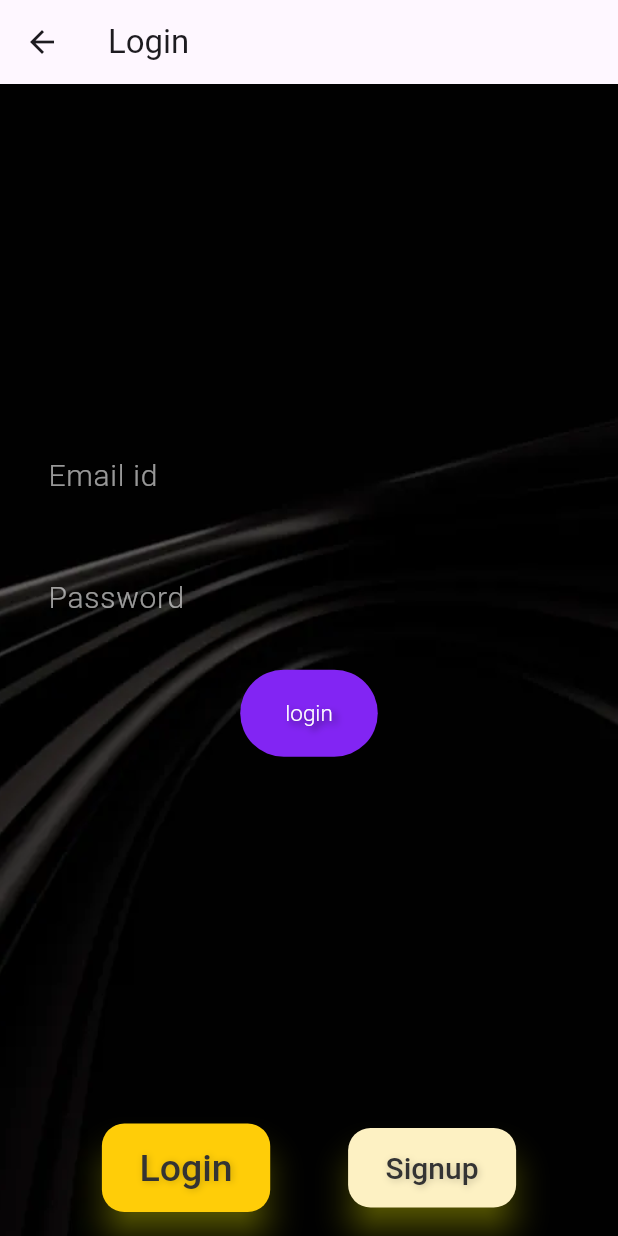
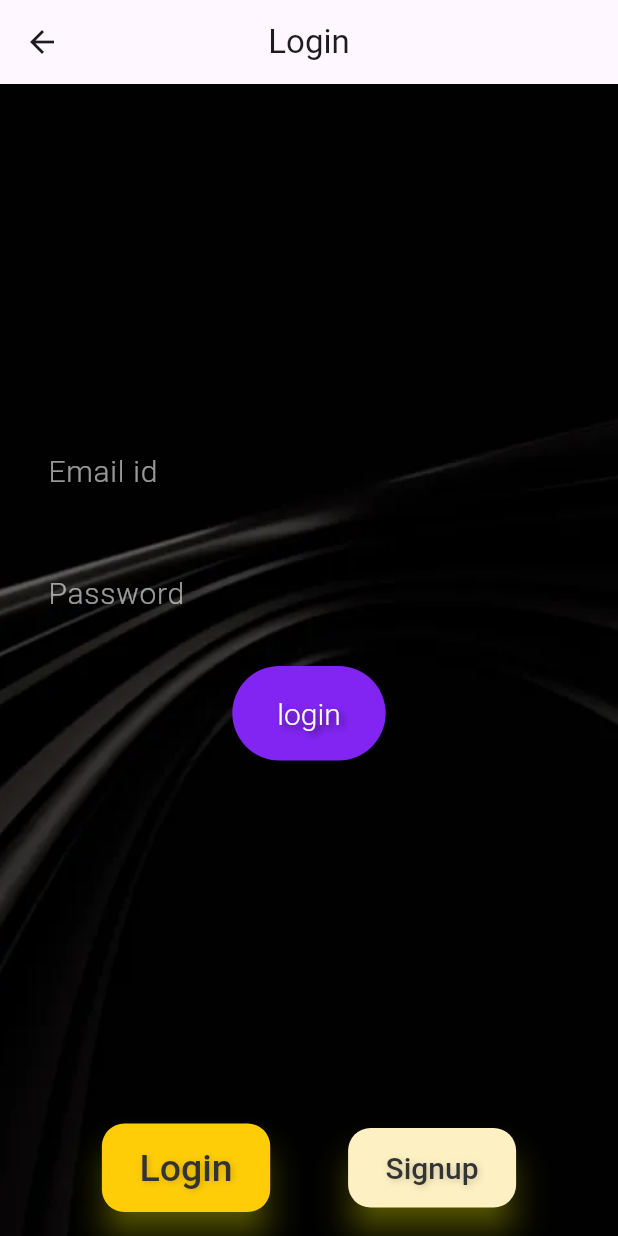
Before and after one commit to Nitheesh-Saravanan/MoneyTracker_v.1, a Flutter app: the screen it shows after launch, after a tap on "Login", on a phone screen of 412 x 824 dp. Run offline on Flutter 3.47's test engine with Material 3 defaults, Android fonts, the phone set to English and light mode, and no system bars; Roboto replaces fonts that are missing (sans-serif Condensed).

Commit message:
basic outline

```diff
--- a/money_tracker_v1/lib/landing.dart
+++ b/money_tracker_v1/lib/landing.dart
@@ -10,7 +10,7 @@ class LandingScreen extends StatelessWidget {
 
       body: Container(
         padding: const EdgeInsets.only(
-            left: 10.0, right: 10.0, top: 200.0, bottom: 20.0),
+            left: 15.0, right: 15.0, top: 200.0, bottom: 30.0),
         child: Column(
           mainAxisAlignment: MainAxisAlignment.spaceBetween,
           crossAxisAlignment: CrossAxisAlignment.start,
@@ -72,7 +72,7 @@ class LandingScreen extends StatelessWidget {
                           ),
                         ],
                       ),
-                      foregroundColor: Colors.white, // Set the text color to white
+                      foregroundColor: Colors.white,
                     ),
                     child: Text("Login"),
                 ),
--- a/money_tracker_v1/lib/login.dart
+++ b/money_tracker_v1/lib/login.dart
@@ -87,7 +87,7 @@ class _LoginScreenState extends State<LoginScreen>
                 enableFeedback: true,
 
                 textStyle: TextStyle(
-                  fontSize: 15,
+                  fontSize: 20,
                   fontFamily: 'sans-serif Condensed',
                   fontWeight: FontWeight.w300,
                   shadows: [
@@ -184,7 +184,7 @@ class _LoginScreenState extends State<LoginScreen>
                 enableFeedback: true,
 
                 textStyle: TextStyle(
-                  fontSize: 15,
+                  fontSize: 20,
                   fontFamily: 'sans-serif Condensed',
                   fontWeight: FontWeight.w300,
                   shadows: [
@@ -195,7 +195,7 @@ class _LoginScreenState extends State<LoginScreen>
                     ),
                   ],
                 ),
-                foregroundColor: Colors.white, // Set the text color to white
+                foregroundColor: Colors.white,
               ),
               child: Text("Signup"),
             ),
@@ -210,7 +210,10 @@ class _LoginScreenState extends State<LoginScreen>
   Widget build(BuildContext context) {
     return CustomScaffold(
       appBar: AppBar(
-        title: Text("Login"),
+        title: Text("Login"), elevation: 0,
+                centerTitle: true,
+                backgroundColor: const Color.fromARGB(0, 0, 0, 0),
+
       ),
       body: Column(
         mainAxisAlignment: MainAxisAlignment.spaceBetween,
--- a/money_tracker_v1/lib/main.dart
+++ b/money_tracker_v1/lib/main.dart
@@ -20,18 +20,13 @@ class MoneyTrackerV1 extends StatelessWidget {
       theme: AppTheme.theme,
       initialRoute: '/',
       routes: {
-        '/': (context) => CustomScaffold(
-              body: LandingScreen(),
-            ),
-        '/login': (context) => CustomScaffold(
-              body: LoginScreen(),
-            ),
-        '/dashboard': (context) => CustomScaffold(
-              body: DashboardScreen(),
-            ),
-        '/transaction': (context) => CustomScaffold(
-              body: TransactionScreen(),
-            ),
+        '/': (context) => LandingScreen(),
+        '/login': (context) =>  LoginScreen(),
+
+        '/dashboard': (context) =>  DashboardScreen(),
+
+        '/transaction': (context) => TransactionScreen(initialTab: '1')
+
       },
     );
   }
```
Also changed, not shown: money_tracker_v1/lib/dashboard.dart (+124 -22 lines), money_tracker_v1/lib/transaction.dart (+8 -27 lines), 1 other file.
